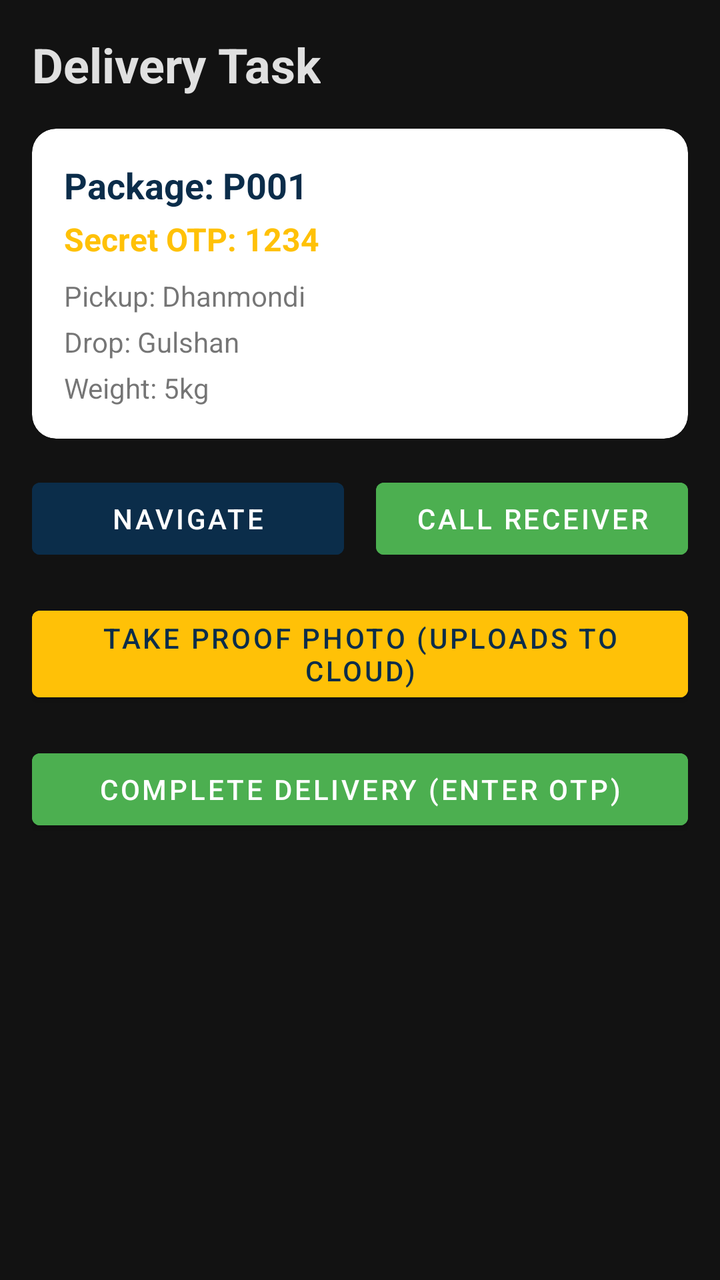
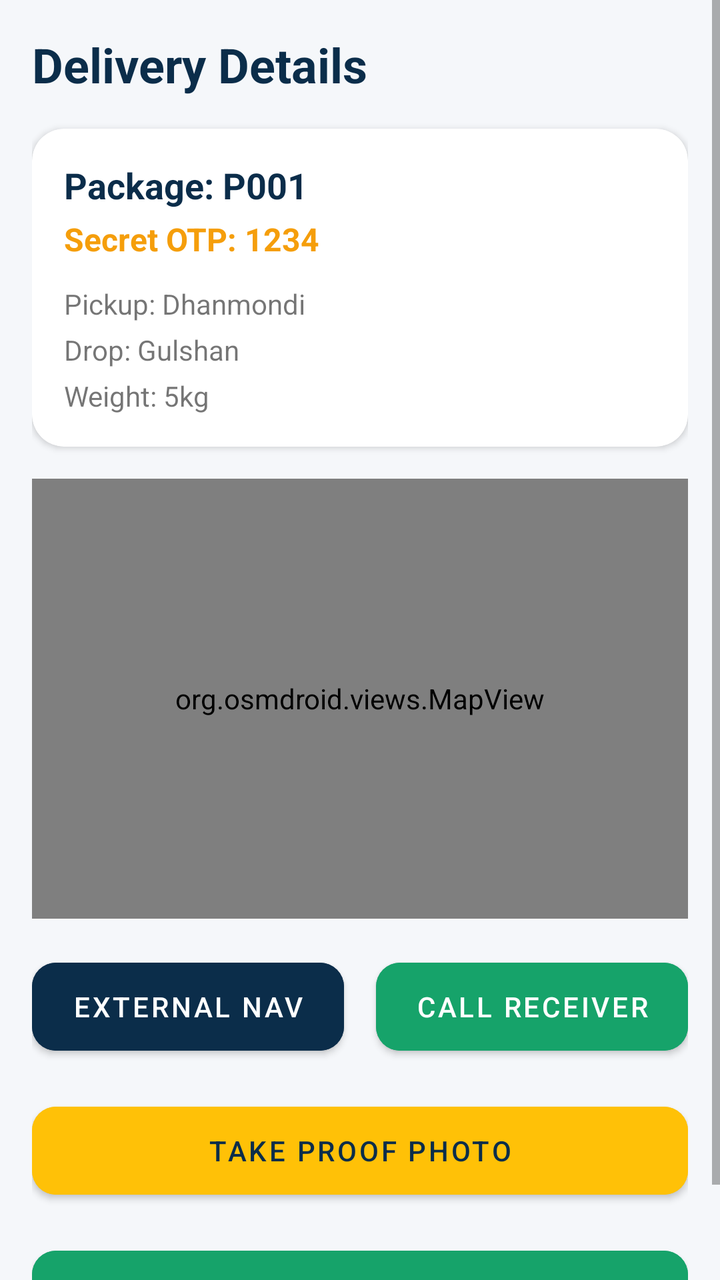

Before-and-after screenshots of an Android layout around one commit, followed by the original layout XML and the change that was made.
<!-- AndroidManifest.xml: application theme Theme.LOAD -->
<!-- res/layout/activity_delivery.xml -->
<?xml version="1.0" encoding="utf-8"?>
<ScrollView xmlns:android="http://schemas.android.com/apk/res/android"
    xmlns:app="http://schemas.android.com/apk/res-auto"
    android:layout_width="match_parent"
    android:layout_height="match_parent"
    android:background="@color/background"
    android:fillViewport="true">

    <androidx.constraintlayout.widget.ConstraintLayout
        android:layout_width="match_parent"
        android:layout_height="wrap_content"
        android:padding="16dp">

        <TextView
            android:id="@+id/tvDeliveryTitle"
            android:layout_width="wrap_content"
            android:layout_height="wrap_content"
            android:text="Delivery Task"
            android:textSize="24sp"
            android:textStyle="bold"
            android:textColor="@color/textPrimary"
            app:layout_constraintStart_toStartOf="parent"
            app:layout_constraintTop_toTopOf="parent" />

        <com.google.android.material.card.MaterialCardView
            android:id="@+id/cardDetails"
            android:layout_width="match_parent"
            android:layout_height="wrap_content"
            android:layout_marginTop="16dp"
            app:cardCornerRadius="12dp"
            app:layout_constraintTop_toBottomOf="@id/tvDeliveryTitle">

            <LinearLayout
                android:layout_width="match_parent"
                android:layout_height="wrap_content"
                android:orientation="vertical"
                android:padding="16dp">

                <TextView
                    android:id="@+id/tvPackageId"
                    android:layout_width="wrap_content"
                    android:layout_height="wrap_content"
                    android:text="Package: P001"
                    android:textSize="18sp"
                    android:textStyle="bold"
                    android:textColor="@color/primary" />

                <TextView
                    android:id="@+id/tvOtpDisplay"
                    android:layout_width="wrap_content"
                    android:layout_height="wrap_content"
                    android:text="Secret OTP: 1234"
                    android:textSize="16sp"
                    android:textStyle="bold"
                    android:textColor="@color/accent"
                    android:layout_marginTop="4dp" />

                <TextView
                    android:id="@+id/tvPickupAddress"
                    android:layout_width="wrap_content"
                    android:layout_height="wrap_content"
                    android:text="Pickup: Dhanmondi"
                    android:textSize="14sp"
                    android:layout_marginTop="8dp" />

                <TextView
                    android:id="@+id/tvDropAddress"
                    android:layout_width="wrap_content"
                    android:layout_height="wrap_content"
                    android:text="Drop: Gulshan"
                    android:textSize="14sp"
                    android:layout_marginTop="4dp" />

                <TextView
                    android:id="@+id/tvWeight"
                    android:layout_width="wrap_content"
                    android:layout_height="wrap_content"
                    android:text="Weight: 5kg"
                    android:textSize="14sp"
                    android:layout_marginTop="4dp" />
            </LinearLayout>
        </com.google.android.material.card.MaterialCardView>

        <LinearLayout
            android:id="@+id/llActions"
            android:layout_width="match_parent"
            android:layout_height="wrap_content"
            android:orientation="horizontal"
            android:layout_marginTop="16dp"
            app:layout_constraintTop_toBottomOf="@id/cardDetails">

            <Button
                android:id="@+id/btnNavigate"
                android:layout_width="0dp"
                android:layout_height="wrap_content"
                android:layout_weight="1"
                android:layout_marginEnd="8dp"
                android:text="Navigate"
                android:backgroundTint="@color/primary" />

            <Button
                android:id="@+id/btnCall"
                android:layout_width="0dp"
                android:layout_height="wrap_content"
                android:layout_weight="1"
                android:layout_marginStart="8dp"
                android:text="Call Receiver"
                android:backgroundTint="@color/successGreen" />
        </LinearLayout>

        <ImageView
            android:id="@+id/ivProofPhoto"
            android:layout_width="match_parent"
            android:layout_height="200dp"
            android:layout_marginTop="16dp"
            android:scaleType="centerCrop"
            android:visibility="gone"
            android:background="@color/textSecondary"
            app:layout_constraintTop_toBottomOf="@id/llActions" />

        <Button
            android:id="@+id/btnTakePhoto"
            android:layout_width="match_parent"
            android:layout_height="wrap_content"
            android:layout_marginTop="16dp"
            android:text="Take Proof Photo (Uploads to Cloud)"
            android:backgroundTint="@color/accent"
            android:textColor="@color/primary"
            app:layout_constraintTop_toBottomOf="@id/ivProofPhoto" />

        <Button
            android:id="@+id/btnCompleteDelivery"
            android:layout_width="match_parent"
            android:layout_height="wrap_content"
            android:layout_marginTop="16dp"
            android:text="Complete Delivery (Enter OTP)"
            android:backgroundTint="@color/successGreen"
            app:layout_constraintTop_toBottomOf="@id/btnTakePhoto" />

    </androidx.constraintlayout.widget.ConstraintLayout>
</ScrollView>
<!-- resources referenced by this layout -->
<resources>
  <color name="accent">#FFC107</color>
  <color name="background">#121212</color>
  <color name="primary">#0B2D4A</color>
  <color name="successGreen">#4CAF50</color>
  <color name="textPrimary">#E0E0E0</color>
  <color name="textSecondary">#9E9E9E</color>
  <style name="Theme.LOAD" parent="Theme.MaterialComponents.DayNight.NoActionBar">
          <item name="colorPrimary">@color/primary</item>
          <item name="colorPrimaryVariant">@color/primaryDark</item>
          <item name="colorOnPrimary">@color/white</item>
          <item name="colorSecondary">@color/accent</item>
          <item name="colorSecondaryVariant">@color/accent</item>
          <item name="colorOnSecondary">@color/primary</item> 
          <item name="android:statusBarColor">@color/primary</item>
          <item name="android:windowBackground">@color/background</item>
      </style>
  <color name="primaryDark">#071F33</color>
  <color name="white">#FFFFFF</color>
</resources>

<!-- the commit's change to res/layout/activity_delivery.xml (unified diff, before → after) -->
@@ -15,19 +15,22 @@
             android:id="@+id/tvDeliveryTitle"
             android:layout_width="wrap_content"
             android:layout_height="wrap_content"
-            android:text="Delivery Task"
+            android:text="Delivery Details"
             android:textSize="24sp"
             android:textStyle="bold"
-            android:textColor="@color/textPrimary"
+            android:textColor="@color/primary"
             app:layout_constraintStart_toStartOf="parent"
             app:layout_constraintTop_toTopOf="parent" />
 
+        
         <com.google.android.material.card.MaterialCardView
             android:id="@+id/cardDetails"
             android:layout_width="match_parent"
             android:layout_height="wrap_content"
             android:layout_marginTop="16dp"
-            app:cardCornerRadius="12dp"
+            app:cardCornerRadius="16dp"
+            app:cardElevation="2dp"
+            app:cardBackgroundColor="@color/surface"
             app:layout_constraintTop_toBottomOf="@id/tvDeliveryTitle">
 
             <LinearLayout
@@ -52,7 +55,7 @@
                     android:text="Secret OTP: 1234"
                     android:textSize="16sp"
                     android:textStyle="bold"
-                    android:textColor="@color/accent"
+                    android:textColor="@color/warningOrange"
                     android:layout_marginTop="4dp" />
 
                 <TextView
@@ -61,7 +64,7 @@
                     android:layout_height="wrap_content"
                     android:text="Pickup: Dhanmondi"
                     android:textSize="14sp"
-                    android:layout_marginTop="8dp" />
+                    android:layout_marginTop="12dp" />
 
                 <TextView
                     android:id="@+id/tvDropAddress"
@@ -81,31 +84,45 @@
             </LinearLayout>
         </com.google.android.material.card.MaterialCardView>
 
+        
+        <org.osmdroid.views.MapView
+            android:id="@+id/map"
+            android:layout_width="match_parent"
+            android:layout_height="220dp"
+            android:layout_marginTop="16dp"
+            android:background="@color/surface"
+            app:layout_constraintTop_toBottomOf="@id/cardDetails" />
+
+        
         <LinearLayout
             android:id="@+id/llActions"
             android:layout_width="match_parent"
             android:layout_height="wrap_content"
             android:orientation="horizontal"
             android:layout_marginTop="16dp"
-            app:layout_constraintTop_toBottomOf="@id/cardDetails">
+            app:layout_constraintTop_toBottomOf="@id/map">
 
             <Button
                 android:id="@+id/btnNavigate"
                 android:layout_width="0dp"
-                android:layout_height="wrap_content"
+                android:layout_height="56dp"
                 android:layout_weight="1"
                 android:layout_marginEnd="8dp"
-                android:text="Navigate"
-                android:backgroundTint="@color/primary" />
+                android:text="External Nav"
+                android:textColor="@color/white"
+                android:backgroundTint="@color/primary"
+                app:cornerRadius="12dp" />
 
             <Button
                 android:id="@+id/btnCall"
                 android:layout_width="0dp"
-                android:layout_height="wrap_content"
+                android:layout_height="56dp"
                 android:layout_weight="1"
                 android:layout_marginStart="8dp"
                 android:text="Call Receiver"
-                android:backgroundTint="@color/successGreen" />
+                android:textColor="@color/white"
+                android:backgroundTint="@color/successGreen"
+                app:cornerRadius="12dp" />
         </LinearLayout>
 
         <ImageView
@@ -121,20 +138,23 @@
         <Button
             android:id="@+id/btnTakePhoto"
             android:layout_width="match_parent"
-            android:layout_height="wrap_content"
+            android:layout_height="56dp"
             android:layout_marginTop="16dp"
-            android:text="Take Proof Photo (Uploads to Cloud)"
+            android:text="Take Proof Photo"
+            android:textColor="@color/primary"
             android:backgroundTint="@color/accent"
-            android:textColor="@color/primary"
+            app:cornerRadius="12dp"
             app:layout_constraintTop_toBottomOf="@id/ivProofPhoto" />
 
         <Button
             android:id="@+id/btnCompleteDelivery"
             android:layout_width="match_parent"
-            android:layout_height="wrap_content"
+            android:layout_height="56dp"
             android:layout_marginTop="16dp"
-            android:text="Complete Delivery (Enter OTP)"
+            android:text="Complete Delivery (OTP)"
+            android:textColor="@color/white"
             android:backgroundTint="@color/successGreen"
+            app:cornerRadius="12dp"
             app:layout_constraintTop_toBottomOf="@id/btnTakePhoto" />
 
     </androidx.constraintlayout.widget.ConstraintLayout>
<!-- resource entries referenced after the edit -->
@@ -1,22 +1,25 @@
 <!-- resources referenced by this layout -->
 <resources>
   <color name="accent">#FFC107</color>
-  <color name="background">#121212</color>
+  <color name="background">#F5F7FA</color>
   <color name="primary">#0B2D4A</color>
-  <color name="successGreen">#4CAF50</color>
-  <color name="textPrimary">#E0E0E0</color>
-  <color name="textSecondary">#9E9E9E</color>
+  <color name="successGreen">#16A36A</color>
+  <color name="surface">#FFFFFF</color>
+  <color name="textSecondary">#6B7280</color>
+  <color name="warningOrange">#F59E0B</color>
   <style name="Theme.LOAD" parent="Theme.MaterialComponents.DayNight.NoActionBar">
           <item name="colorPrimary">@color/primary</item>
           <item name="colorPrimaryVariant">@color/primaryDark</item>
           <item name="colorOnPrimary">@color/white</item>
+  
           <item name="colorSecondary">@color/accent</item>
           <item name="colorSecondaryVariant">@color/accent</item>
-          <item name="colorOnSecondary">@color/primary</item> 
+          <item name="colorOnSecondary">@color/primary</item>
+  
           <item name="android:statusBarColor">@color/primary</item>
-          <item name="android:windowBackground">@color/background</item>
+          <item name="android:windowLightStatusBar">false</item>
       </style>
-  <color name="primaryDark">#071F33</color>
+  <color name="primaryDark">#061A2B</color>
   <color name="white">#FFFFFF</color>
 </resources>
 
